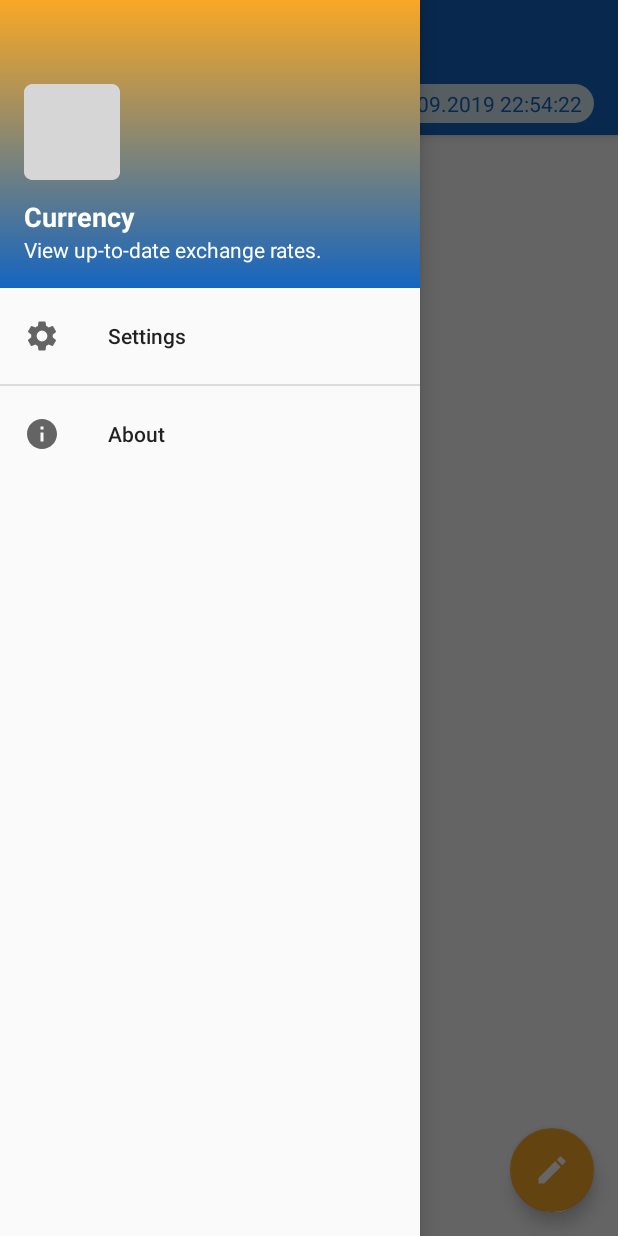
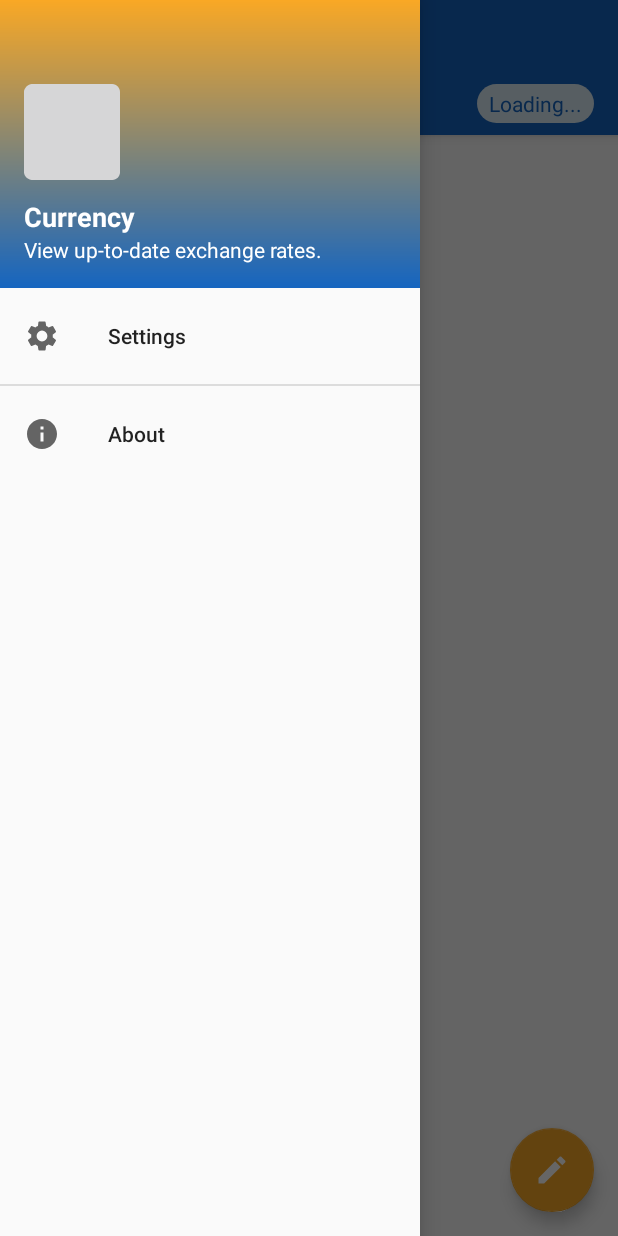
Before and after one commit to shamilatesoglu/Currency, an Android app: the MainActivity screen opened directly, with no data from a screen before it, with the side drawer open, on a phone screen of 412 x 824 dp. Run offline under Robolectric (Android 15) with nearby library versions, the phone set to English and light mode, and no system bars; our stand-ins replace ButterKnife, Picasso; pictures from the network do not load; 2 statements that could not run were skipped.

Commit message:
Changed initial value of time TextView.

```diff
--- a/app/src/main/res/layout/activity_main.xml
+++ b/app/src/main/res/layout/activity_main.xml
@@ -93,7 +93,7 @@
                     android:paddingTop="3dp"
                     android:paddingEnd="8dp"
                     android:paddingBottom="3dp"
-                    android:text="17.09.2019 22:54:22"
+                    android:text="@string/loading"
                     android:textColor="@color/colorPrimary"
                     android:textSize="14sp"
                     android:textStyle="normal"
--- a/app/src/main/res/values/strings.xml
+++ b/app/src/main/res/values/strings.xml
@@ -24,4 +24,5 @@
     <string name="pref_key_update_interval">pref_key_update_interval</string>
     <string name="save">SAVE</string>
     <string name="right_arrow">→</string>
+    <string name="loading">Loading...</string>
 </resources>
```
Also changed, not shown: 1 other file.
